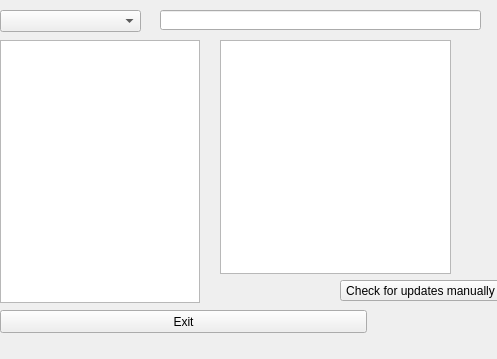
First picture: the form in TechnologyBasic/mainwindow.ui, repository Mashpy/TechnologyBasic-Software, before the edit.
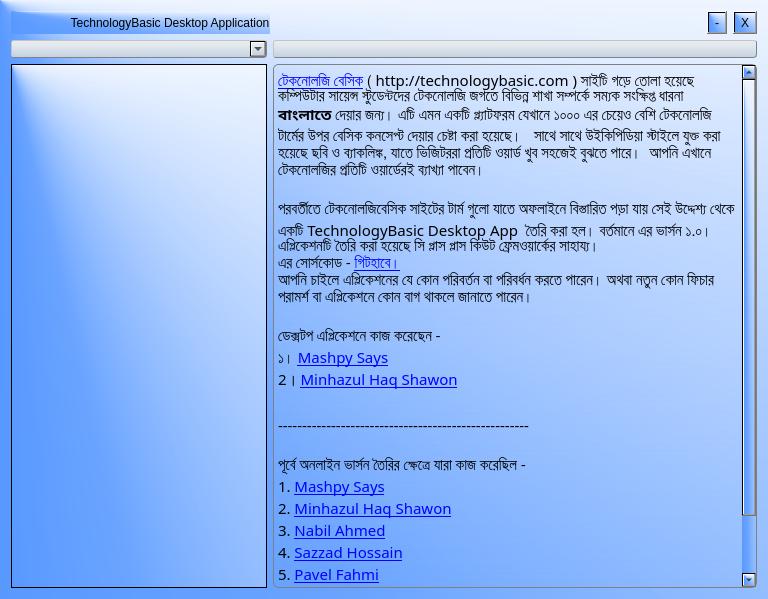
Second picture: the form after the edit.

```diff
--- a/TechnologyBasic/mainwindow.ui
+++ b/TechnologyBasic/mainwindow.ui
@@ -6,115 +6,458 @@
    <rect>
     <x>0</x>
     <y>0</y>
-    <width>497</width>
-    <height>359</height>
+    <width>768</width>
+    <height>599</height>
    </rect>
   </property>
+  <property name="palette">
+   <palette>
+    <active>
+     <colorrole role="Button">
+      <brush brushstyle="ConicalGradientPattern">
+       <gradient centralx="0.000000000000000" centraly="0.000000000000000" angle="140.599999999999994" type="ConicalGradient" spread="PadSpread" coordinatemode="ObjectBoundingMode">
+        <gradientstop position="0.000000000000000">
+         <color alpha="255">
+          <red>0</red>
+          <green>98</green>
+          <blue>255</blue>
+         </color>
+        </gradientstop>
+        <gradientstop position="0.429293000000000">
+         <color alpha="255">
+          <red>106</red>
+          <green>164</green>
+          <blue>255</blue>
+         </color>
+        </gradientstop>
+        <gradientstop position="0.631313000000000">
+         <color alpha="255">
+          <red>255</red>
+          <green>255</green>
+          <blue>255</blue>
+         </color>
+        </gradientstop>
+       </gradient>
+      </brush>
+     </colorrole>
+     <colorrole role="Base">
+      <brush brushstyle="ConicalGradientPattern">
+       <gradient centralx="0.000000000000000" centraly="0.000000000000000" angle="140.599999999999994" type="ConicalGradient" spread="PadSpread" coordinatemode="ObjectBoundingMode">
+        <gradientstop position="0.000000000000000">
+         <color alpha="255">
+          <red>0</red>
+          <green>98</green>
+          <blue>255</blue>
+         </color>
+        </gradientstop>
+        <gradientstop position="0.429293000000000">
+         <color alpha="255">
+          <red>106</red>
+          <green>164</green>
+          <blue>255</blue>
+         </color>
+        </gradientstop>
+        <gradientstop position="0.631313000000000">
+         <color alpha="255">
+          <red>255</red>
+          <green>255</green>
+          <blue>255</blue>
+         </color>
+        </gradientstop>
+       </gradient>
+      </brush>
+     </colorrole>
+     <colorrole role="Window">
+      <brush brushstyle="ConicalGradientPattern">
+       <gradient centralx="0.000000000000000" centraly="0.000000000000000" angle="140.599999999999994" type="ConicalGradient" spread="PadSpread" coordinatemode="ObjectBoundingMode">
+        <gradientstop position="0.000000000000000">
+         <color alpha="255">
+          <red>0</red>
+          <green>98</green>
+          <blue>255</blue>
+         </color>
+        </gradientstop>
+        <gradientstop position="0.429293000000000">
+         <color alpha="255">
+          <red>106</red>
+          <green>164</green>
+          <blue>255</blue>
+         </color>
+        </gradientstop>
+        <gradientstop position="0.631313000000000">
+         <color alpha="255">
+          <red>255</red>
+          <green>255</green>
+          <blue>255</blue>
+         </color>
+        </gradientstop>
+       </gradient>
+      </brush>
+     </colorrole>
+    </active>
+    <inactive>
+     <colorrole role="Button">
+      <brush brushstyle="ConicalGradientPattern">
+       <gradient centralx="0.000000000000000" centraly="0.000000000000000" angle="140.599999999999994" type="ConicalGradient" spread="PadSpread" coordinatemode="ObjectBoundingMode">
+        <gradientstop position="0.000000000000000">
+         <color alpha="255">
+          <red>0</red>
+          <green>98</green>
+          <blue>255</blue>
+         </color>
+        </gradientstop>
+        <gradientstop position="0.429293000000000">
+         <color alpha="255">
+          <red>106</red>
+          <green>164</green>
+          <blue>255</blue>
+         </color>
+        </gradientstop>
+        <gradientstop position="0.631313000000000">
+         <color alpha="255">
+          <red>255</red>
+          <green>255</green>
+          <blue>255</blue>
+         </color>
+        </gradientstop>
+       </gradient>
+      </brush>
+     </colorrole>
+     <colorrole role="Base">
+      <brush brushstyle="ConicalGradientPattern">
+       <gradient centralx="0.000000000000000" centraly="0.000000000000000" angle="140.599999999999994" type="ConicalGradient" spread="PadSpread" coordinatemode="ObjectBoundingMode">
+        <gradientstop position="0.000000000000000">
+         <color alpha="255">
+          <red>0</red>
+          <green>98</green>
+          <blue>255</blue>
+         </color>
+        </gradientstop>
+        <gradientstop position="0.429293000000000">
+         <color alpha="255">
+          <red>106</red>
+          <green>164</green>
+          <blue>255</blue>
+         </color>
+        </gradientstop>
+        <gradientstop position="0.631313000000000">
+         <color alpha="255">
+          <red>255</red>
+          <green>255</green>
+          <blue>255</blue>
+         </color>
+        </gradientstop>
+       </gradient>
+      </brush>
+     </colorrole>
+     <colorrole role="Window">
+      <brush brushstyle="ConicalGradientPattern">
+       <gradient centralx="0.000000000000000" centraly="0.000000000000000" angle="140.599999999999994" type="ConicalGradient" spread="PadSpread" coordinatemode="ObjectBoundingMode">
+        <gradientstop position="0.000000000000000">
+         <color alpha="255">
+          <red>0</red>
+          <green>98</green>
+          <blue>255</blue>
+         </color>
+        </gradientstop>
+        <gradientstop position="0.429293000000000">
+         <color alpha="255">
+          <red>106</red>
+          <green>164</green>
+          <blue>255</blue>
+         </color>
+        </gradientstop>
+        <gradientstop position="0.631313000000000">
+         <color alpha="255">
+          <red>255</red>
+          <green>255</green>
+          <blue>255</blue>
+         </color>
+        </gradientstop>
+       </gradient>
+      </brush>
+     </colorrole>
+    </inactive>
+    <disabled>
+     <colorrole role="Button">
+      <brush brushstyle="ConicalGradientPattern">
+       <gradient centralx="0.000000000000000" centraly="0.000000000000000" angle="140.599999999999994" type="ConicalGradient" spread="PadSpread" coordinatemode="ObjectBoundingMode">
+        <gradientstop position="0.000000000000000">
+         <color alpha="255">
+          <red>0</red>
+          <green>98</green>
+          <blue>255</blue>
+         </color>
+        </gradientstop>
+        <gradientstop position="0.429293000000000">
+         <color alpha="255">
+          <red>106</red>
+          <green>164</green>
+          <blue>255</blue>
+         </color>
+        </gradientstop>
+        <gradientstop position="0.631313000000000">
+         <color alpha="255">
+          <red>255</red>
+          <green>255</green>
+          <blue>255</blue>
+         </color>
+        </gradientstop>
+       </gradient>
+      </brush>
+     </colorrole>
+     <colorrole role="Base">
+      <brush brushstyle="ConicalGradientPattern">
+       <gradient centralx="0.000000000000000" centraly="0.000000000000000" angle="140.599999999999994" type="ConicalGradient" spread="PadSpread" coordinatemode="ObjectBoundingMode">
+        <gradientstop position="0.000000000000000">
+         <color alpha="255">
+          <red>0</red>
+          <green>98</green>
+          <blue>255</blue>
+         </color>
+        </gradientstop>
+        <gradientstop position="0.429293000000000">
+         <color alpha="255">
+          <red>106</red>
+          <green>164</green>
+          <blue>255</blue>
+         </color>
+        </gradientstop>
+        <gradientstop position="0.631313000000000">
+         <color alpha="255">
+          <red>255</red>
+          <green>255</green>
+          <blue>255</blue>
+         </color>
+        </gradientstop>
+       </gradient>
+      </brush>
+     </colorrole>
+     <colorrole role="Window">
+      <brush brushstyle="ConicalGradientPattern">
+       <gradient centralx="0.000000000000000" centraly="0.000000000000000" angle="140.599999999999994" type="ConicalGradient" spread="PadSpread" coordinatemode="ObjectBoundingMode">
+        <gradientstop position="0.000000000000000">
+         <color alpha="255">
+          <red>0</red>
+          <green>98</green>
+          <blue>255</blue>
+         </color>
+        </gradientstop>
+        <gradientstop position="0.429293000000000">
+         <color alpha="255">
+          <red>106</red>
+          <green>164</green>
+          <blue>255</blue>
+         </color>
+        </gradientstop>
+        <gradientstop position="0.631313000000000">
+         <color alpha="255">
+          <red>255</red>
+          <green>255</green>
+          <blue>255</blue>
+         </color>
+        </gradientstop>
+       </gradient>
+      </brush>
+     </colorrole>
+    </disabled>
+   </palette>
+  </property>
+  <property name="cursor">
+   <cursorShape>OpenHandCursor</cursorShape>
+  </property>
+  <property name="mouseTracking">
+   <bool>true</bool>
+  </property>
+  <property name="focusPolicy">
+   <enum>Qt::ClickFocus</enum>
+  </property>
   <property name="windowTitle">
-   <string>MainWindow</string>
+   <string>TechnologyBasic Desktop Application</string>
+  </property>
+  <property name="windowOpacity">
+   <double>0.950000000000000</double>
+  </property>
+  <property name="autoFillBackground">
+   <bool>false</bool>
+  </property>
+  <property name="styleSheet">
+   <string notr="true">background-color:qconicalgradient(cx:0, cy:0, angle:140.6, stop:0 rgba(0, 98, 255, 255), stop:0.429293 rgba(106, 164, 255, 255), stop:0.631313 rgba(255, 255, 255, 255));</string>
   </property>
   <widget class="QWidget" name="centralWidget">
-   <widget class="QPushButton" name="updateButton">
-    <property name="geometry">
-     <rect>
-      <x>340</x>
-      <y>280</y>
-      <width>161</width>
-      <height>21</height>
-     </rect>
-    </property>
-    <property name="maximumSize">
-     <size>
-      <width>240</width>
-      <height>16777215</height>
-     </size>
-    </property>
-    <property name="text">
-     <string>Check for updates manually</string>
-    </property>
-   </widget>
-   <widget class="QComboBox" name="comboBox">
-    <property name="geometry">
-     <rect>
-      <x>0</x>
-      <y>10</y>
-      <width>141</width>
-      <height>22</height>
-     </rect>
-    </property>
-   </widget>
-   <widget class="QLineEdit" name="lineEdit">
-    <property name="geometry">
-     <rect>
-      <x>160</x>
-      <y>10</y>
-      <width>321</width>
-      <height>20</height>
-     </rect>
-    </property>
-   </widget>
-   <widget class="QListWidget" name="listWidget">
-    <property name="geometry">
-     <rect>
-      <x>0</x>
-      <y>40</y>
-      <width>200</width>
-      <height>263</height>
-     </rect>
-    </property>
-    <property name="sizePolicy">
-     <sizepolicy hsizetype="Maximum" vsizetype="Expanding">
-      <horstretch>0</horstretch>
-      <verstretch>0</verstretch>
-     </sizepolicy>
-    </property>
-    <property name="minimumSize">
-     <size>
-      <width>200</width>
-      <height>0</height>
-     </size>
-    </property>
-   </widget>
-   <widget class="QTextBrowser" name="textBrowser">
-    <property name="geometry">
-     <rect>
-      <x>220</x>
-      <y>40</y>
-      <width>231</width>
-      <height>234</height>
-     </rect>
-    </property>
-    <property name="html">
-     <string>&lt;!DOCTYPE HTML PUBLIC &quot;-//W3C//DTD HTML 4.0//EN&quot; &quot;http://www.w3.org/TR/REC-html40/strict.dtd&quot;&gt;
+   <layout class="QGridLayout" name="gridLayout_2">
+    <item row="0" column="0">
+     <layout class="QGridLayout" name="gridLayout">
+      <item row="0" column="0">
+       <layout class="QHBoxLayout" name="horizontalLayout_3">
+        <item>
+         <widget class="QLabel" name="titleLabel">
+          <property name="cursor">
+           <cursorShape>OpenHandCursor</cursorShape>
+          </property>
+          <property name="styleSheet">
+           <string notr="true">font: 20pt &quot;Comic Sans MS&quot;;</string>
+          </property>
+          <property name="text">
+           <string>                  TechnologyBasic Desktop Application</string>
+          </property>
+         </widget>
+        </item>
+        <item>
+         <spacer name="horizontalSpacer_2">
+          <property name="orientation">
+           <enum>Qt::Horizontal</enum>
+          </property>
+          <property name="sizeHint" stdset="0">
+           <size>
+            <width>40</width>
+            <height>20</height>
+           </size>
+          </property>
+         </spacer>
+        </item>
+        <item>
+         <widget class="QToolButton" name="toolButton_2">
+          <property name="text">
+           <string>-</string>
+          </property>
+         </widget>
+        </item>
+        <item>
+         <layout class="QHBoxLayout" name="horizontalLayout_2">
+          <item>
+           <widget class="QToolButton" name="toolButton">
+            <property name="text">
+             <string>X</string>
+            </property>
+           </widget>
+          </item>
+         </layout>
+        </item>
+       </layout>
+      </item>
+      <item row="1" column="0">
+       <layout class="QHBoxLayout" name="horizontalLayout">
+        <item>
+         <layout class="QVBoxLayout" name="verticalLayout">
+          <item>
+           <widget class="QComboBox" name="comboBox">
+            <property name="cursor">
+             <cursorShape>ArrowCursor</cursorShape>
+            </property>
+            <property name="styleSheet">
+             <string notr="true">background-color:qlineargradient(spread:pad, x1:0.493, y1:0.0227272, x2:0.498, y2:1, stop:0 #e7ecf2, stop:0.24878 #e4e9ed, stop:1 #c4d1e2);
+border-width: 1px;
+border-style: outset;
+border-radius: 3px;
+border-color: rgb(130, 130, 130);</string>
+            </property>
+           </widget>
+          </item>
+          <item>
+           <widget class="QListWidget" name="listWidget">
+            <property name="sizePolicy">
+             <sizepolicy hsizetype="Maximum" vsizetype="Expanding">
+              <horstretch>0</horstretch>
+              <verstretch>0</verstretch>
+             </sizepolicy>
+            </property>
+            <property name="minimumSize">
+             <size>
+              <width>200</width>
+              <height>0</height>
+             </size>
+            </property>
+            <property name="cursor" stdset="0">
+             <cursorShape>PointingHandCursor</cursorShape>
+            </property>
+            <property name="styleSheet">
+             <string notr="true">background-color:qconicalgradient(cx:0, cy:0, angle:140.6, stop:0 rgba(0, 98, 255, 255), stop:0.429293 rgba(106, 164, 255, 255), stop:0.631313 rgba(255, 255, 255, 255));</string>
+            </property>
+           </widget>
+          </item>
+         </layout>
+        </item>
+        <item>
+         <layout class="QVBoxLayout" name="verticalLayout_2">
+          <item>
+           <widget class="QLineEdit" name="lineEdit">
+            <property name="styleSheet">
+             <string notr="true">background-color:qlineargradient(spread:pad, x1:0.493, y1:0.0227272, x2:0.498, y2:1, stop:0 #e7ecf2, stop:0.24878 #e4e9ed, stop:1 #c4d1e2);
+border-width: 1px;
+border-style: outset;
+border-radius: 3px;
+border-color: rgb(130, 130, 130);</string>
+            </property>
+           </widget>
+          </item>
+          <item>
+           <widget class="QTextBrowser" name="textBrowser">
+            <property name="font">
+             <font>
+              <family>SolaimanLipi</family>
+             </font>
+            </property>
+            <property name="cursor" stdset="0">
+             <cursorShape>IBeamCursor</cursorShape>
+            </property>
+            <property name="acceptDrops">
+             <bool>false</bool>
+            </property>
+            <property name="styleSheet">
+             <string notr="true">background-color:qlineargradient(spread:pad, x1:0.528025, y1:1, x2:0.523, y2:0, stop:0 rgba(255, 255, 255, 0), stop:0.469697 rgba(203, 221, 255, 46), stop:1 rgba(255, 255, 255, 0));
+border: 1px solid gray;
+border-radius: 5px;
+margin-top: 1ex;</string>
+            </property>
+            <property name="frameShape">
+             <enum>QFrame::NoFrame</enum>
+            </property>
+            <property name="frameShadow">
+             <enum>QFrame::Plain</enum>
+            </property>
+            <property name="html">
+             <string>&lt;!DOCTYPE HTML PUBLIC &quot;-//W3C//DTD HTML 4.0//EN&quot; &quot;http://www.w3.org/TR/REC-html40/strict.dtd&quot;&gt;
 &lt;html&gt;&lt;head&gt;&lt;meta name=&quot;qrichtext&quot; content=&quot;1&quot; /&gt;&lt;style type=&quot;text/css&quot;&gt;
 p, li { white-space: pre-wrap; }
-&lt;/style&gt;&lt;/head&gt;&lt;body style=&quot; font-family:'MS Shell Dlg 2'; font-size:8.25pt; font-weight:400; font-style:normal;&quot;&gt;
-&lt;p style=&quot;-qt-paragraph-type:empty; margin-top:0px; margin-bottom:0px; margin-left:0px; margin-right:0px; -qt-block-indent:0; text-indent:0px; font-size:8pt;&quot;&gt;&lt;/p&gt;&lt;/body&gt;&lt;/html&gt;</string>
-    </property>
-   </widget>
-   <widget class="QPushButton" name="exitButton">
-    <property name="geometry">
-     <rect>
-      <x>0</x>
-      <y>310</y>
-      <width>367</width>
-      <height>23</height>
-     </rect>
-    </property>
-    <property name="text">
-     <string>Exit</string>
-    </property>
-   </widget>
-  </widget>
-  <widget class="QMenuBar" name="menuBar">
-   <property name="geometry">
-    <rect>
-     <x>0</x>
-     <y>0</y>
-     <width>497</width>
-     <height>20</height>
-    </rect>
-   </property>
+&lt;/style&gt;&lt;/head&gt;&lt;body style=&quot; font-family:'SolaimanLipi'; font-size:8.25pt; font-weight:400; font-style:normal;&quot;&gt;
+&lt;p style=&quot; margin-top:0px; margin-bottom:0px; margin-left:0px; margin-right:0px; -qt-block-indent:0; text-indent:0px;&quot;&gt;&lt;a href=&quot;http://technologybasic.com &quot;&gt;&lt;span style=&quot; font-size:11pt; text-decoration: underline; color:#0000ff;&quot;&gt;টেকনোলজি বেসিক&lt;/span&gt;&lt;/a&gt;&lt;span style=&quot; font-size:11pt;&quot;&gt; ( http://technologybasic.com ) সাইটি গড়ে তোলা হয়েছে কম্পিউটার সায়েন্স স্টুডেন্টদের টেকনোলজি জগতে বিভিন্ন শাখা সম্পর্কে সম্যক সংক্ষিপ্ত ধারনা &lt;/span&gt;&lt;span style=&quot; font-size:11pt; font-weight:600;&quot;&gt;বাংলাতে&lt;/span&gt;&lt;span style=&quot; font-size:11pt;&quot;&gt; দেয়ার জন্য। এটি এমন একটি প্ল্যাটফরম যেখানে ১০০০ এর চেয়েও বেশি টেকনোলজি টার্মের উপর বেসিক কনসেপ্ট দেয়ার চেষ্টা করা হয়েছে।   সাথে সাথে উইকিপিডিয়া স্টাইলে যুক্ত করা হয়েছে ছবি ও ব্যাকলিঙ্ক, যাতে ভিজিটররা প্রতিটি ওয়ার্ড খুব সহজেই বুঝতে পারে।  আপনি এখানে টেকনোলজির প্রতিটি ওয়ার্ডেরই ব্যাখ্যা পাবেন। &lt;/span&gt;&lt;/p&gt;
+&lt;p style=&quot;-qt-paragraph-type:empty; margin-top:0px; margin-bottom:0px; margin-left:0px; margin-right:0px; -qt-block-indent:0; text-indent:0px; font-size:11pt;&quot;&gt;&lt;/p&gt;
+&lt;p style=&quot; margin-top:0px; margin-bottom:0px; margin-left:0px; margin-right:0px; -qt-block-indent:0; text-indent:0px;&quot;&gt;&lt;span style=&quot; font-size:11pt;&quot;&gt;পরবর্তীতে টেকনোলজিবেসিক সাইটের টার্ম গুলো যাতে অফলাইনে বিস্তারিত পড়া যায় সেই উদ্দেশ্য থেকে একটি TechnologyBasic Desktop App  তৈরি করা হল। বর্তমানে এর ভার্সন ১.০। এপ্লিকেশনটি তৈরি করা হয়েছে সি প্লাস প্লাস কিউট ফ্রেমওয়ার্কের সাহায্য। &lt;/span&gt;&lt;/p&gt;
+&lt;p style=&quot; margin-top:0px; margin-bottom:0px; margin-left:0px; margin-right:0px; -qt-block-indent:0; text-indent:0px;&quot;&gt;&lt;span style=&quot; font-size:11pt;&quot;&gt;এর সোর্সকোড - &lt;/span&gt;&lt;a href=&quot;https://github.com/Mashpy/TechnologyBasic-Software&quot;&gt;&lt;span style=&quot; font-size:11pt; text-decoration: underline; color:#0000ff;&quot;&gt;গিটহাবে।&lt;/span&gt;&lt;/a&gt;&lt;/p&gt;
+&lt;p style=&quot; margin-top:0px; margin-bottom:0px; margin-left:0px; margin-right:0px; -qt-block-indent:0; text-indent:0px;&quot;&gt;&lt;span style=&quot; font-size:11pt;&quot;&gt;আপনি চাইলে এপ্লিকেশনের যে কোন পরিবর্তন বা পরিবর্ধন করতে পারেন। অথবা নতুন কোন ফিচার পরামর্শ বা এপ্লিকেশনে কোন বাগ থাকলে জানাতে পারেন।&lt;/span&gt;&lt;/p&gt;
+&lt;p style=&quot;-qt-paragraph-type:empty; margin-top:0px; margin-bottom:0px; margin-left:0px; margin-right:0px; -qt-block-indent:0; text-indent:0px; font-size:11pt;&quot;&gt;&lt;/p&gt;
+&lt;p style=&quot; margin-top:0px; margin-bottom:0px; margin-left:0px; margin-right:0px; -qt-block-indent:0; text-indent:0px;&quot;&gt;&lt;span style=&quot; font-size:11pt;&quot;&gt;ডেক্সটপ এপ্লিকেশনে কাজ করেছেন -&lt;/span&gt;&lt;/p&gt;
+&lt;p style=&quot; margin-top:0px; margin-bottom:0px; margin-left:0px; margin-right:0px; -qt-block-indent:0; text-indent:0px;&quot;&gt;&lt;span style=&quot; font-size:11pt;&quot;&gt;১। &lt;/span&gt;&lt;a href=&quot;http://mashpysays.blogspot.com/&quot;&gt;&lt;span style=&quot; font-size:11pt; text-decoration: underline; color:#0000ff;&quot;&gt;Mashpy Says&lt;/span&gt;&lt;/a&gt;&lt;/p&gt;
+&lt;p style=&quot; margin-top:0px; margin-bottom:0px; margin-left:0px; margin-right:0px; -qt-block-indent:0; text-indent:0px;&quot;&gt;&lt;span style=&quot; font-size:11pt;&quot;&gt;2। &lt;/span&gt;&lt;a href=&quot;http://minhazulhaque.com/&quot;&gt;&lt;span style=&quot; font-size:11pt; text-decoration: underline; color:#0000ff;&quot;&gt;Minhazul Haq Shawon&lt;/span&gt;&lt;/a&gt;&lt;/p&gt;
+&lt;p style=&quot;-qt-paragraph-type:empty; margin-top:0px; margin-bottom:0px; margin-left:0px; margin-right:0px; -qt-block-indent:0; text-indent:0px; font-size:11pt; text-decoration: underline; color:#0000ff;&quot;&gt;&lt;/p&gt;
+&lt;p style=&quot; margin-top:0px; margin-bottom:0px; margin-left:0px; margin-right:0px; -qt-block-indent:0; text-indent:0px;&quot;&gt;&lt;span style=&quot; font-size:11pt;&quot;&gt;----------------------------------------------------&lt;/span&gt;&lt;/p&gt;
+&lt;p style=&quot;-qt-paragraph-type:empty; margin-top:0px; margin-bottom:0px; margin-left:0px; margin-right:0px; -qt-block-indent:0; text-indent:0px; font-size:11pt; text-decoration: underline; color:#0000ff;&quot;&gt;&lt;/p&gt;
+&lt;p style=&quot; margin-top:0px; margin-bottom:0px; margin-left:0px; margin-right:0px; -qt-block-indent:0; text-indent:0px;&quot;&gt;&lt;span style=&quot; font-size:11pt;&quot;&gt;পূর্বে অনলাইন ভার্সন তৈরির ক্ষেত্রে যারা কাজ করেছিল - &lt;/span&gt;&lt;/p&gt;
+&lt;p style=&quot; margin-top:0px; margin-bottom:0px; margin-left:0px; margin-right:0px; -qt-block-indent:0; text-indent:0px;&quot;&gt;&lt;span style=&quot; font-size:11pt;&quot;&gt;1. &lt;/span&gt;&lt;a href=&quot;http://mashpysays.blogspot.com/&quot;&gt;&lt;span style=&quot; font-size:11pt; text-decoration: underline; color:#0000ff;&quot;&gt;Mashpy Says&lt;/span&gt;&lt;/a&gt;&lt;/p&gt;
+&lt;p style=&quot; margin-top:0px; margin-bottom:0px; margin-left:0px; margin-right:0px; -qt-block-indent:0; text-indent:0px;&quot;&gt;&lt;span style=&quot; font-size:11pt;&quot;&gt;2. &lt;/span&gt;&lt;a href=&quot;http://minhazulhaque.com/&quot;&gt;&lt;span style=&quot; font-size:11pt; text-decoration: underline; color:#0000ff;&quot;&gt;Minhazul Haq Shawon&lt;/span&gt;&lt;/a&gt;&lt;/p&gt;
+&lt;p style=&quot; margin-top:0px; margin-bottom:0px; margin-left:0px; margin-right:0px; -qt-block-indent:0; text-indent:0px;&quot;&gt;&lt;span style=&quot; font-size:11pt;&quot;&gt;3. &lt;/span&gt;&lt;a href=&quot;http://www.facebook.com/Nabil5352&quot;&gt;&lt;span style=&quot; font-size:11pt; text-decoration: underline; color:#0000ff;&quot;&gt;Nabil Ahmed&lt;/span&gt;&lt;/a&gt;&lt;/p&gt;
+&lt;p style=&quot; margin-top:0px; margin-bottom:0px; margin-left:0px; margin-right:0px; -qt-block-indent:0; text-indent:0px;&quot;&gt;&lt;span style=&quot; font-size:11pt;&quot;&gt;4. &lt;/span&gt;&lt;a href=&quot;http://www.facebook.com/sazzadh2&quot;&gt;&lt;span style=&quot; font-size:11pt; text-decoration: underline; color:#0000ff;&quot;&gt;Sazzad Hossain&lt;/span&gt;&lt;/a&gt;&lt;/p&gt;
+&lt;p style=&quot; margin-top:0px; margin-bottom:0px; margin-left:0px; margin-right:0px; -qt-block-indent:0; text-indent:0px;&quot;&gt;&lt;span style=&quot; font-size:11pt;&quot;&gt;5. &lt;/span&gt;&lt;a href=&quot;http://www.facebook.com/pavel.fahmi1&quot;&gt;&lt;span style=&quot; font-size:11pt; text-decoration: underline; color:#0000ff;&quot;&gt;Pavel Fahmi&lt;/span&gt;&lt;/a&gt;&lt;/p&gt;
+&lt;p style=&quot; margin-top:0px; margin-bottom:0px; margin-left:0px; margin-right:0px; -qt-block-indent:0; text-indent:0px;&quot;&gt;&lt;span style=&quot; font-size:11pt;&quot;&gt;6. &lt;/span&gt;&lt;a href=&quot;polycste@gmail.com&quot;&gt;&lt;span style=&quot; font-size:11pt; text-decoration: underline; color:#0000ff;&quot;&gt;Fahmida Poly&lt;/span&gt;&lt;/a&gt;&lt;/p&gt;
+&lt;p style=&quot; margin-top:0px; margin-bottom:0px; margin-left:0px; margin-right:0px; -qt-block-indent:0; text-indent:0px;&quot;&gt;&lt;span style=&quot; font-size:11pt;&quot;&gt;7. &lt;/span&gt;&lt;a href=&quot;http://computerclubbd.com/&quot;&gt;&lt;span style=&quot; font-size:11pt; text-decoration: underline; color:#0000ff;&quot;&gt;Foysal Hossain Sohag&lt;/span&gt;&lt;/a&gt;&lt;/p&gt;
+&lt;p style=&quot;-qt-paragraph-type:empty; margin-top:0px; margin-bottom:0px; margin-left:0px; margin-right:0px; -qt-block-indent:0; text-indent:0px; font-size:11pt;&quot;&gt;&lt;/p&gt;&lt;/body&gt;&lt;/html&gt;</string>
+            </property>
+            <property name="openExternalLinks">
+             <bool>false</bool>
+            </property>
+            <property name="openLinks">
+             <bool>false</bool>
+            </property>
+           </widget>
+          </item>
+         </layout>
+        </item>
+       </layout>
+      </item>
+     </layout>
+    </item>
+   </layout>
   </widget>
  </widget>
  <layoutdefault spacing="6" margin="11"/>
```
Left out of the diff: 38 changed lines with no effect on the pictures.
